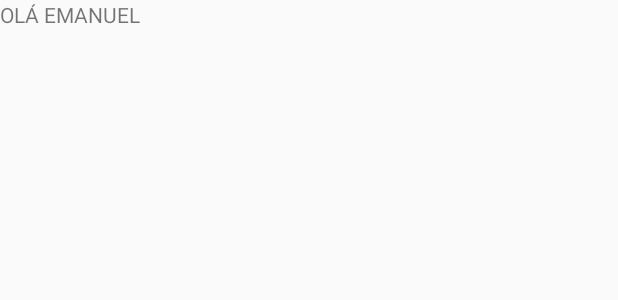
After one commit to Henriqueheruster/MarketCompass, an Android app built with Jetpack Compose: the layout activity_main.xml on its own in the app's theme, with its tools: preview values and no code run, on a phone screen of 412 x 824 dp. The commit adds this screen. Shown: the top 300 px of the screen. Run offline under Robolectric (Android 15) with nearby library versions, the phone set to English and light mode, and no system bars.

Commit message:
Começando com olá

```diff
--- a/app/src/main/java/com/example/marketcompass/ui/theme/Theme.kt
+++ b/app/src/main/java/com/example/marketcompass/ui/theme/Theme.kt
@@ -22,15 +22,15 @@ private val LightColorScheme = lightColorScheme(
     secondary = PurpleGrey40,
     tertiary = Pink40
 
-    /* Other default colors to override
+    /*Other default colors to override
     background = Color(0xFFFFFBFE),
     surface = Color(0xFFFFFBFE),
     onPrimary = Color.White,
     onSecondary = Color.White,
     onTertiary = Color.White,
     onBackground = Color(0xFF1C1B1F),
-    onSurface = Color(0xFF1C1B1F),
-    */
+    onSurface = Color(0xFF1C1B1F),*/
+
 )
 
 @Composable
--- /dev/null
+++ b/app/src/main/res/layout/activity_main.xml
@@ -0,0 +1,13 @@
+<?xml version="1.0" encoding="utf-8"?>
+<LinearLayout xmlns:android="http://schemas.android.com/apk/res/android"
+    android:layout_width="match_parent"
+    android:layout_height="match_parent"
+    android:orientation="vertical">
+
+    <TextView
+        android:id="@+id/textView"
+        android:layout_width="match_parent"
+        android:layout_height="wrap_content"
+        android:text="OLÁ EMANUEL"
+        android:textAlignment="viewStart" />
+</LinearLayout>
```
Also changed, not shown: app/src/main/AndroidManifest.xml (+2 -5 lines), app/src/main/java/com/example/marketcompass/MainActivity.kt (+5 -39 lines), app/src/main/res/values/colors.xml (+2 -7 lines).
